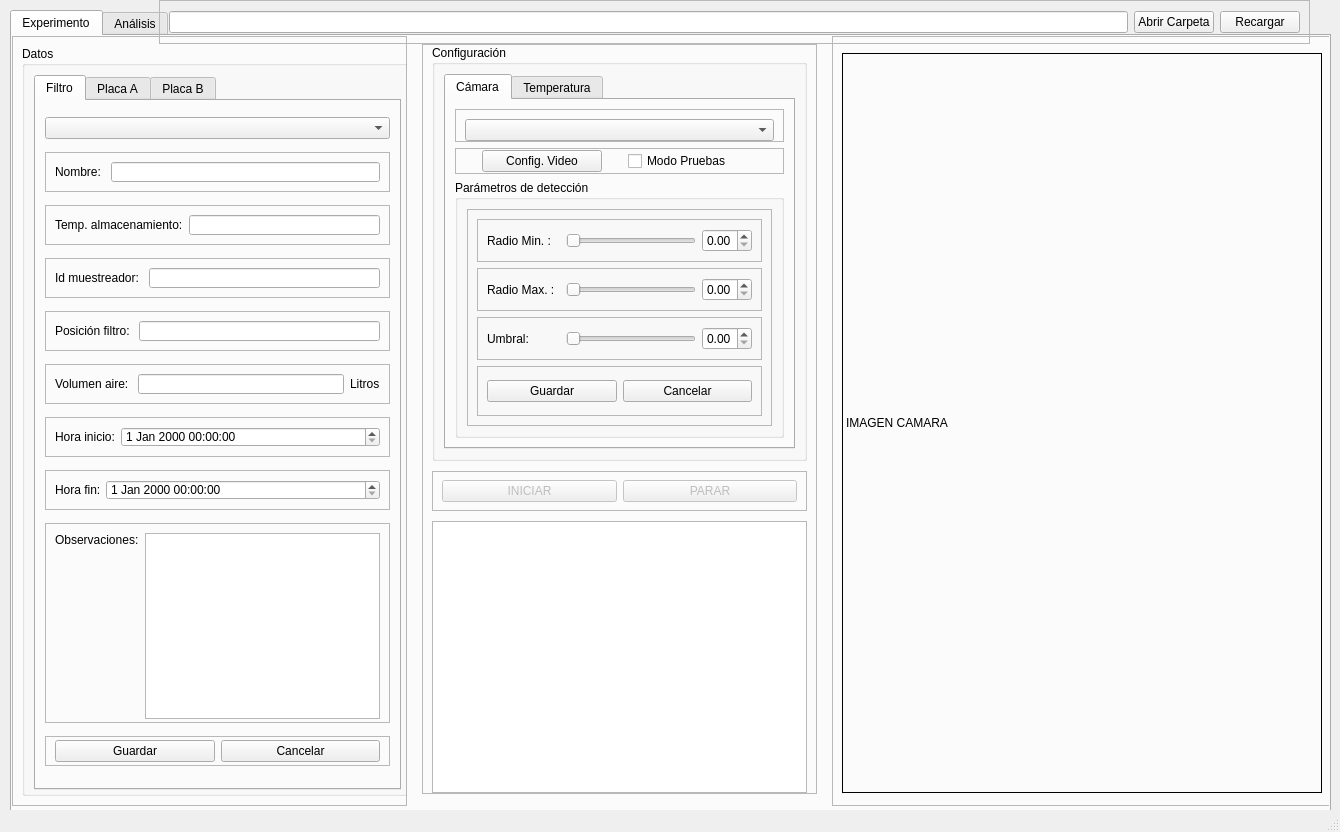
Qt form v4-interfaz.ui (tigre437/interfazv4) before a commit.
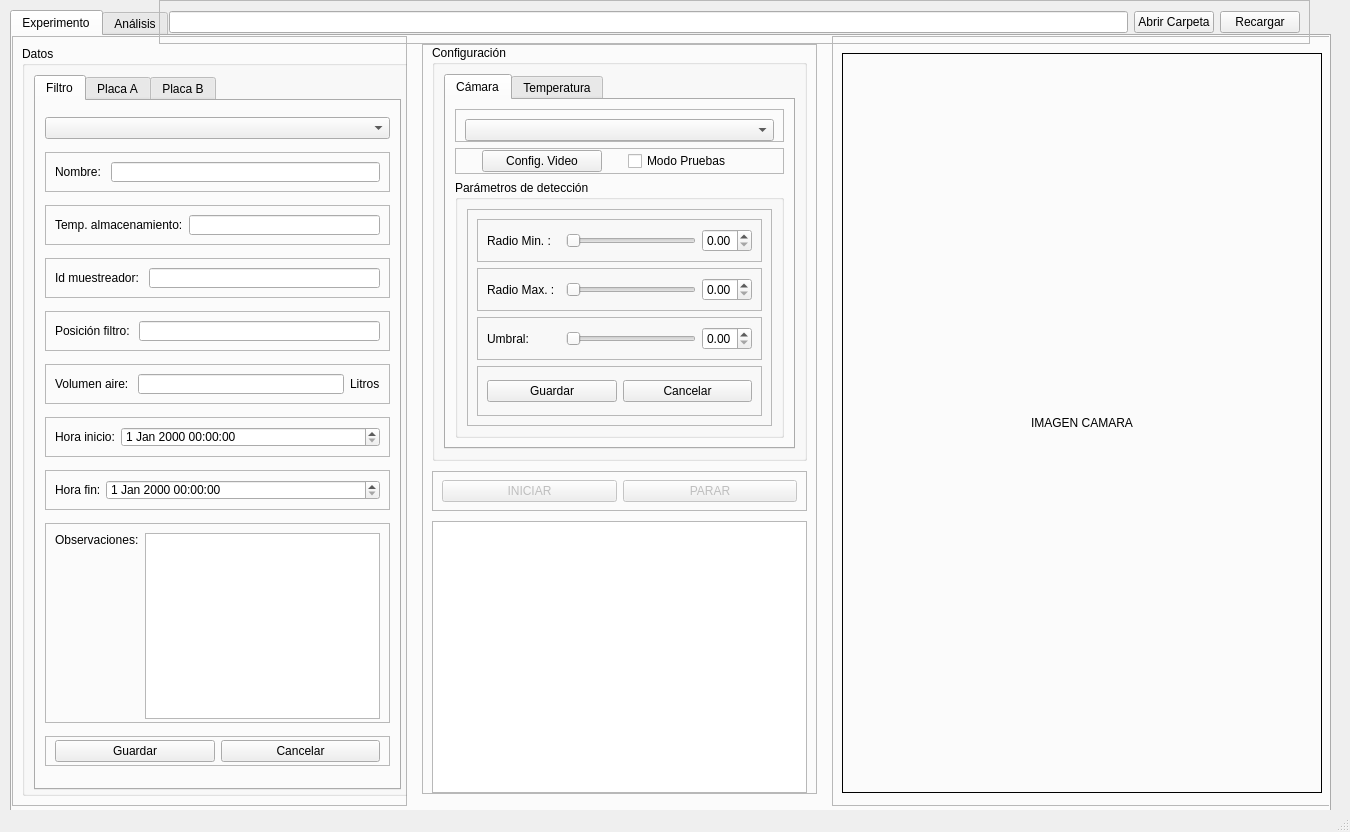
The same form after that commit. Icons and pictures are not drawn.

Patch:
```diff
--- a/v4-interfaz.ui
+++ b/v4-interfaz.ui
@@ -6,7 +6,7 @@
    <rect>
     <x>0</x>
     <y>0</y>
-    <width>1340</width>
+    <width>1350</width>
     <height>832</height>
    </rect>
   </property>
@@ -2109,7 +2109,7 @@
        <property name="bottomMargin">
         <number>11</number>
        </property>
-       <item alignment="Qt::AlignHCenter|Qt::AlignVCenter">
+       <item>
         <widget class="QLabel" name="labelCamara">
          <property name="minimumSize">
           <size>
@@ -2129,6 +2129,9 @@
          <property name="text">
           <string>IMAGEN CAMARA</string>
          </property>
+         <property name="alignment">
+          <set>Qt::AlignCenter</set>
+         </property>
         </widget>
        </item>
       </layout>
```
